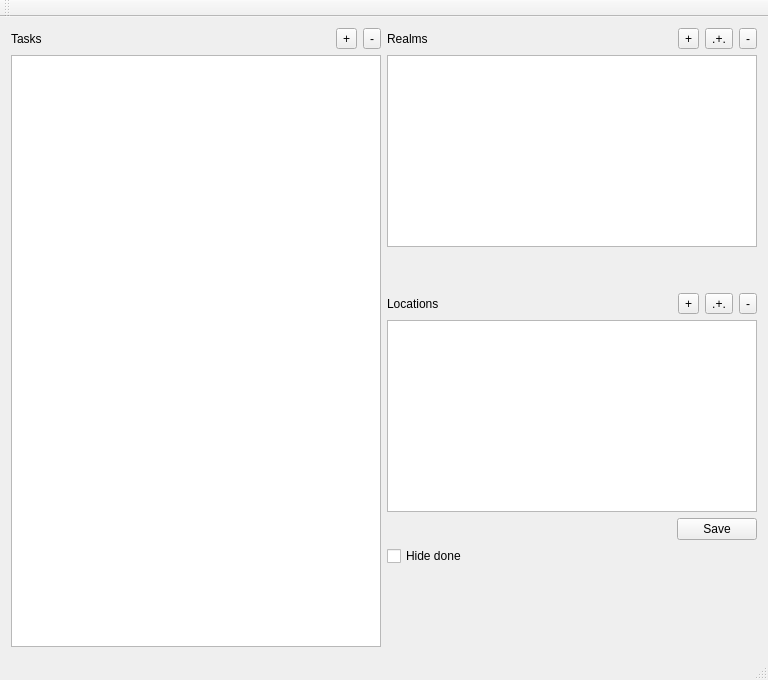
Qt form MainWindow.ui (hheld/JustDoIt) before a commit.
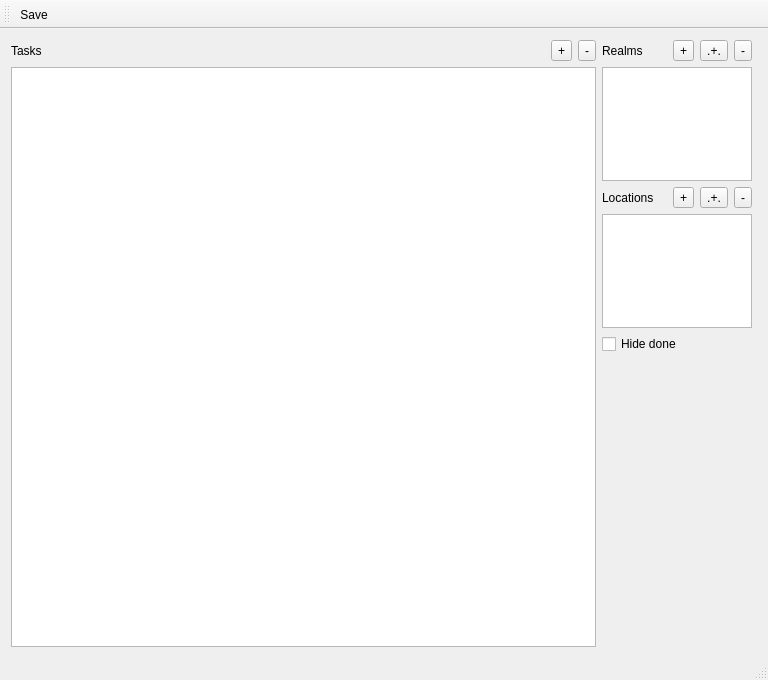
The same form after that commit.

Commit message: Minor improvements and fixes. Asks the user if the data should be saved when closing the window.

```diff
--- a/MainWindow.ui
+++ b/MainWindow.ui
@@ -68,15 +68,30 @@
      </layout>
     </item>
     <item row="0" column="1">
-     <layout class="QVBoxLayout" name="verticalLayout_2">
+     <layout class="QVBoxLayout" name="verticalLayout_2" stretch="5,5,5">
+      <property name="sizeConstraint">
+       <enum>QLayout::SetMaximumSize</enum>
+      </property>
+      <property name="rightMargin">
+       <number>5</number>
+      </property>
+      <property name="bottomMargin">
+       <number>5</number>
+      </property>
       <item>
        <layout class="QGridLayout" name="gridLayout_3">
         <item row="0" column="0">
          <layout class="QVBoxLayout" name="verticalLayout">
+          <property name="sizeConstraint">
+           <enum>QLayout::SetMaximumSize</enum>
+          </property>
           <item>
            <layout class="QGridLayout" name="gridLayout">
             <item row="0" column="0">
              <layout class="QHBoxLayout" name="horizontalLayout_2">
+              <property name="sizeConstraint">
+               <enum>QLayout::SetMaximumSize</enum>
+              </property>
               <item>
                <widget class="QLabel" name="label_realms">
                 <property name="text">
@@ -113,6 +128,24 @@
             </item>
             <item row="1" column="0">
              <widget class="QListView" name="listView_realms">
+              <property name="sizePolicy">
+               <sizepolicy hsizetype="Maximum" vsizetype="Expanding">
+                <horstretch>0</horstretch>
+                <verstretch>0</verstretch>
+               </sizepolicy>
+              </property>
+              <property name="minimumSize">
+               <size>
+                <width>0</width>
+                <height>0</height>
+               </size>
+              </property>
+              <property name="maximumSize">
+               <size>
+                <width>150</width>
+                <height>16777215</height>
+               </size>
+              </property>
               <property name="editTriggers">
                <set>QAbstractItemView::AnyKeyPressed|QAbstractItemView::DoubleClicked</set>
               </property>
@@ -140,6 +173,12 @@
            <layout class="QGridLayout" name="gridLayout_2">
             <item row="0" column="0">
              <layout class="QHBoxLayout" name="horizontalLayout_4">
+              <property name="spacing">
+               <number>6</number>
+              </property>
+              <property name="sizeConstraint">
+               <enum>QLayout::SetMaximumSize</enum>
+              </property>
               <item>
                <widget class="QLabel" name="label_locations">
                 <property name="text">
@@ -176,6 +215,18 @@
             </item>
             <item row="1" column="0">
              <widget class="QListView" name="listView_locations">
+              <property name="sizePolicy">
+               <sizepolicy hsizetype="Maximum" vsizetype="Expanding">
+                <horstretch>0</horstretch>
+                <verstretch>0</verstretch>
+               </sizepolicy>
+              </property>
+              <property name="maximumSize">
+               <size>
+                <width>150</width>
+                <height>16777215</height>
+               </size>
+              </property>
               <property name="editTriggers">
                <set>QAbstractItemView::AnyKeyPressed|QAbstractItemView::DoubleClicked</set>
               </property>
@@ -188,30 +239,6 @@
           </item>
          </layout>
         </item>
-        <item row="1" column="0">
-         <layout class="QHBoxLayout" name="horizontalLayout_5">
-          <item>
-           <spacer name="horizontalSpacer">
-            <property name="orientation">
-             <enum>Qt::Horizontal</enum>
-            </property>
-            <property name="sizeHint" stdset="0">
-             <size>
-              <width>40</width>
-              <height>20</height>
-             </size>
-            </property>
-           </spacer>
-          </item>
-          <item>
-           <widget class="QPushButton" name="button_save">
-            <property name="text">
-             <string>Save</string>
-            </property>
-           </widget>
-          </item>
-         </layout>
-        </item>
        </layout>
       </item>
       <item>
@@ -255,8 +282,17 @@
    <attribute name="toolBarBreak">
     <bool>false</bool>
    </attribute>
+   <addaction name="actionSave"/>
   </widget>
   <widget class="QStatusBar" name="statusBar"/>
+  <action name="actionSave">
+   <property name="text">
+    <string>Save</string>
+   </property>
+   <property name="toolTip">
+    <string>Save data</string>
+   </property>
+  </action>
  </widget>
  <layoutdefault spacing="6" margin="11"/>
  <resources/>
```
The commit also changes 3 other files.
